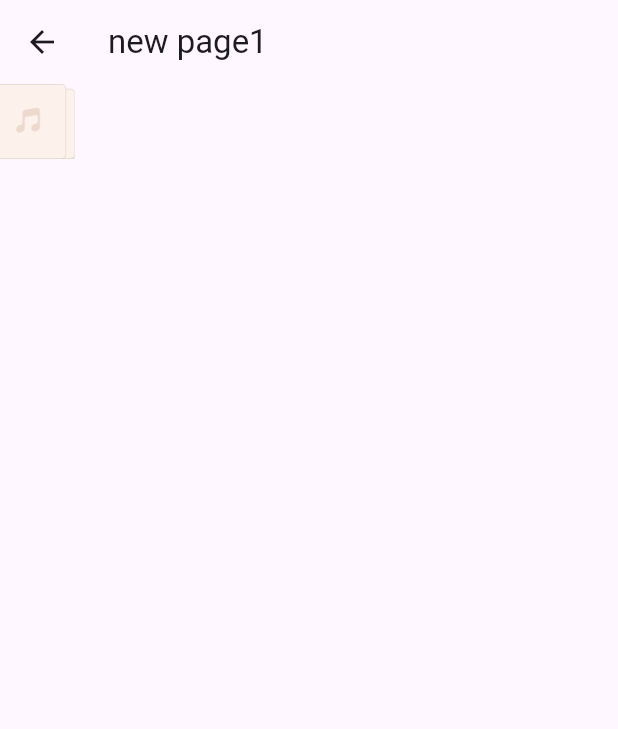
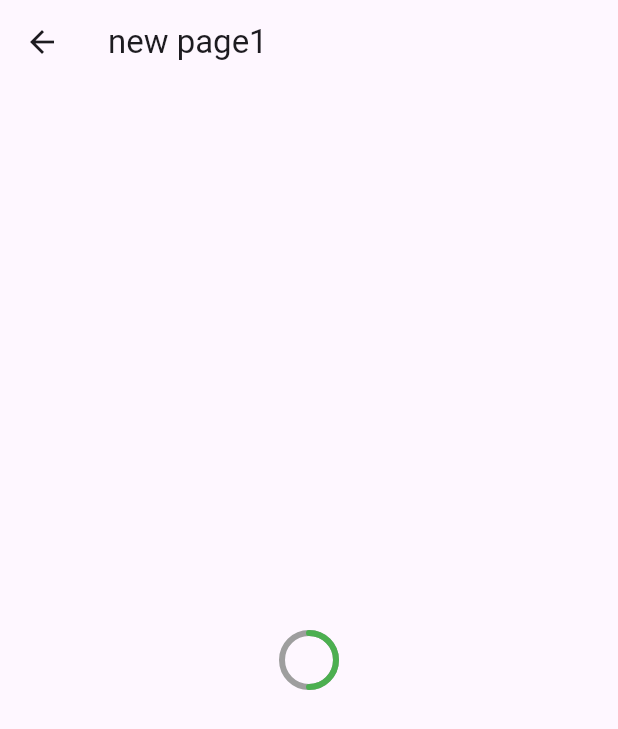
Before and after one commit to forestfsl/2023Fluter, a Flutter app: the screen it shows after launch, after a tap on the "search" icon, on a phone screen of 412 x 824 dp. Shown: the top 729 px of the screen. Run offline on Flutter 3.47's test engine with Material 2 defaults, Android fonts, the light colour scheme and no system bars; our stand-ins replace pull_to_refresh; missing offline and left inert: dart:ffi; network calls fail.

Commit message:
feat: 自绘组件的创造

```diff
--- a/flutter_next_douban/lib/module/home/NewPage.dart
+++ b/flutter_next_douban/lib/module/home/NewPage.dart
@@ -1,7 +1,8 @@
-// ignore_for_file: library_private_types_in_public_api, prefer_const_constructors, use_key_in_widget_constructors, unused_field, avoid_unnecessary_containers, unnecessary_overrides, sort_child_properties_last
+// ignore_for_file: library_private_types_in_public_api, prefer_const_constructors, use_key_in_widget_constructors, unused_field, avoid_unnecessary_containers, unnecessary_overrides, sort_child_properties_last, unused_import, prefer_const_constructors_in_immutables, override_on_non_overriding_member, annotate_overrides
 
 import 'package:flutter/material.dart';
 import 'package:flutter_next_douban/module/public/app_util.dart';
+import 'dart:math' as math;
 
 class NewPage extends StatefulWidget {
   @override
@@ -25,50 +26,58 @@ class _NewPageState extends State<NewPage> with TickerProviderStateMixin {
       appBar: AppBar(
         title: Text('new page1'),
       ),
-      body: Container(
-        child: InkWell(
-          child: Hero(
-            tag: 'next',
-            child: Image(
-              image: AssetImage('assets/images/bg_music_stack_default.png'),
-              width: 50,
-              height: 50,
-              fit: BoxFit.cover,
-            ),
-          ),
-          onTap: () {
-            Navigator.push(context, PageRouteBuilder(pageBuilder:
-                (BuildContext context, Animation<double> animation,
-                    Animation<double> secondaryAnimation) {
-              return FadeTransition(
-                opacity: animation,
-                child: HeroRoute(),
-              );
-            }));
-          },
-        ),
-      ),
+      body: Center(
+          child: CustomPaint(
+        painter: _CircleProgressPainter(0.5, Colors.green, Colors.grey, 4),
+        size: Size(40, 40),
+      )),
     );
   }
 }
 
-class HeroRoute extends StatelessWidget {
+class _CircleProgressPainter extends CustomPainter {
+  late final double progress;
+  late final Color primaryColor;
+  late final Color secondaryColor;
+  late final double strokeWidth;
+
+  _CircleProgressPainter(
+      this.progress, this.primaryColor, this.secondaryColor, this.strokeWidth);
+
   @override
-  Widget build(BuildContext context) {
-    return Scaffold(
-        appBar: AppBar(
-          title: Text('heor'),
-        ),
-        body: Center(
-          child: Hero(
-            child: Image(
-              image: AssetImage('assets/images/bg_music_stack_default.png'),
-              width: 100,
-              height: 100,
-              fit: BoxFit.cover,
-            ),
-            tag: 'next',
-          ),
-        ));
+  void paint(Canvas canvas, Size size) {
+    final canvasWidth = size.width > size.height ? size.height : size.width;
+    final center = Offset(size.width / 2, size.height / 2);
+    final radius = canvasWidth / 2 - strokeWidth / 2;
+    final rect = Rect.fromCircle(center: center, radius: radius);
+    final primaryStrokeWidth = strokeWidth;
+
+    final primaryPaint = Paint()
+      ..color = primaryColor
+      ..style = PaintingStyle.stroke
+      ..strokeWidth = primaryStrokeWidth
+      ..strokeCap = StrokeCap.round;
+
+    final secondaryPaint = Paint()
+      ..color = secondaryColor
+      ..style = PaintingStyle.stroke
+      ..strokeWidth = primaryStrokeWidth
+      ..strokeCap = StrokeCap.round;
+
+    canvas.drawCircle(center, radius, secondaryPaint);
+
+    Path path = Path();
+    if (progress > 0 && progress < 1) {
+      path.arcTo(rect, -math.pi / 2, 2 * math.pi * progress, false);
+      canvas.drawPath(path, primaryPaint);
+    } else if (progress == 0) {
+      return;
+    } else {
+      canvas.drawCircle(center, radius, primaryPaint);
+    }
+  }
+
+  bool shouldRepaint(CustomPainter oldDelegate) {
+    return true;
   }
 }
```
Also changed, not shown: flutter_next_douban/lib/module/home/NewPage2.dart (added).
